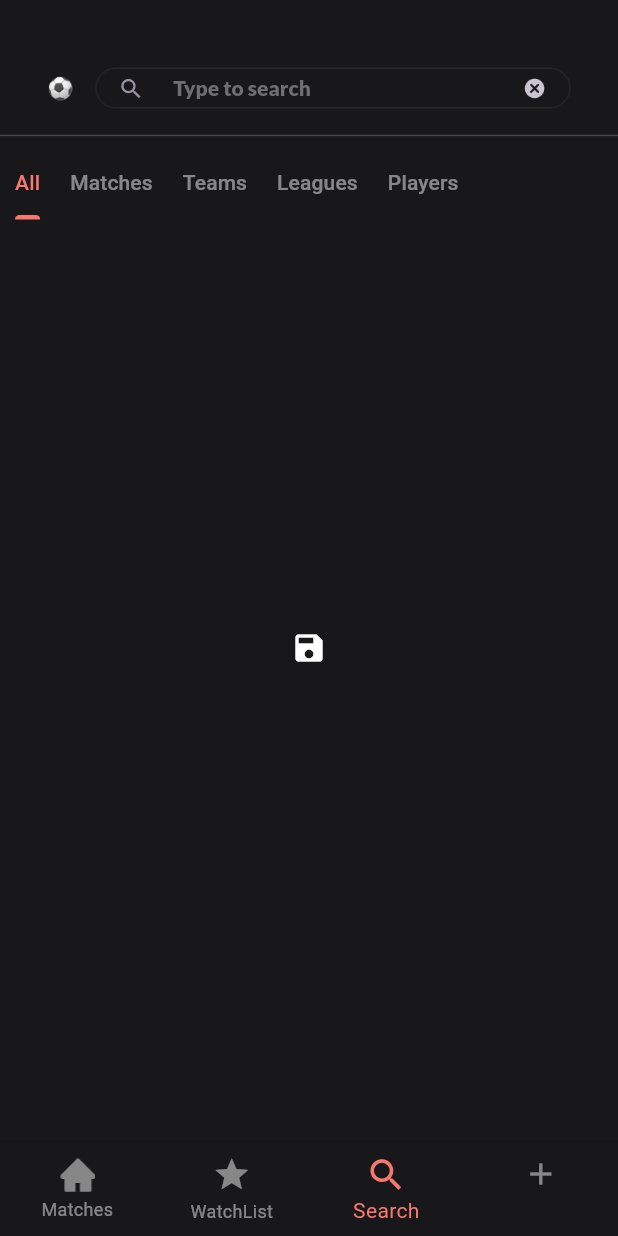
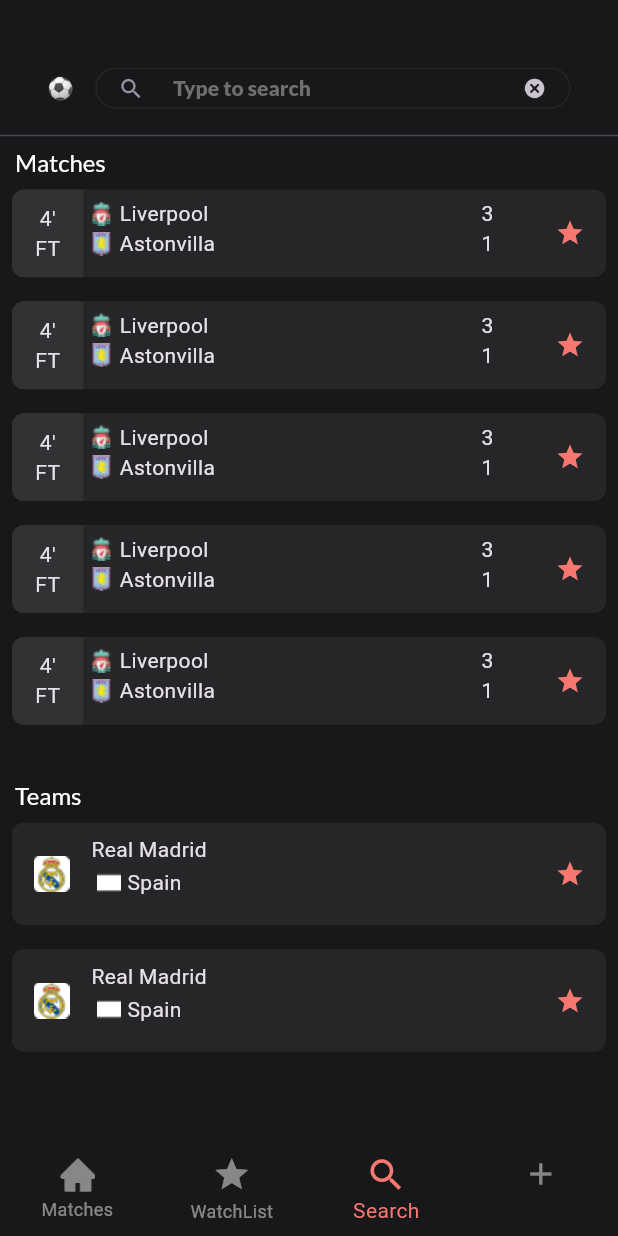
Before and after one commit to MoatazTabl/SwiftGoal, a Flutter app: the screen it shows after launch, item 3 of the bottom bar chosen, on a phone screen of 412 x 824 dp. Run offline on Flutter 3.47's test engine with Material 3 defaults, Android fonts, the light colour scheme and no system bars; our stand-ins replace flutter_screenutil, go_router, google_fonts.

Commit message:
search tab edited (search tabs removed)

```diff
--- a/lib/feature/match_details/presentation/view/tabs/lineups_tab.dart
+++ b/lib/feature/match_details/presentation/view/tabs/lineups_tab.dart
@@ -10,7 +10,7 @@
   Widget build(BuildContext context) {
     return SingleChildScrollView(
       physics: const NeverScrollableScrollPhysics(),
-      child: Container(
+      child: SizedBox(
         height: 671.h,
         child: Stack(
           children: [
--- a/lib/feature/search/presentation/view/search_tab.dart
+++ b/lib/feature/search/presentation/view/search_tab.dart
@@ -1,13 +1,9 @@
 import 'package:flutter/material.dart';
 import 'package:flutter_screenutil/flutter_screenutil.dart';
 import 'package:swift_goal/feature/search/presentation/view/widgets/custom_search_text_field.dart';
-import 'package:swift_goal/feature/search/presentation/view/widgets/search_tab_bar.dart';
-import 'package:swift_goal/feature/search/presentation/view/widgets/search_tabs/leagues_tap.dart';
-import 'package:swift_goal/feature/search/presentation/view/widgets/search_tabs/matches_tab.dart';
-import 'package:swift_goal/feature/search/presentation/view/widgets/search_tabs/teams_tap.dart';
-import 'package:swift_goal/feature/search/presentation/view/widgets/search_team_item.dart';
-
-import '../../../home/presentation/view/widgets/league_matches.dart';
+import 'package:swift_goal/feature/search/presentation/view/widgets/leagues_list_view.dart';
+import 'package:swift_goal/feature/search/presentation/view/widgets/matches_listview.dart';
+import 'package:swift_goal/feature/search/presentation/view/widgets/teams_list_view.dart';
 
 class SearchTab extends StatelessWidget {
   const SearchTab({Key? key}) : super(key: key);
@@ -16,9 +12,9 @@
   Widget build(BuildContext context) {
     return Padding(
       padding: const EdgeInsets.symmetric(vertical: 45),
-      child: DefaultTabController(
-        length: 5,
+      child: SingleChildScrollView(
         child: Column(
+          crossAxisAlignment: CrossAxisAlignment.start,
           children: [
             Row(
               mainAxisAlignment: MainAxisAlignment.center,
@@ -43,20 +39,23 @@
               height: 10,
             ),
             const Divider(),
-            const Row(
-              children: [
-                SearchTabBar(),
-              ],
+             Padding(
+              padding: const EdgeInsets.only(left: 10),
+              child: Text("Matches",style: Theme.of(context).textTheme.headlineLarge,),
             ),
-            Expanded(
-              child: TabBarView(children: [
-                const Icon(Icons.save),
-               const MatchesTap(),
-                TeamsTap(),
-                const LeaguesTap(),
-                const Icon(Icons.ac_unit_outlined),
-              ]),
+           const MatchesListView(),
+            SizedBox(height: 30.h,),
+             Padding(
+              padding: const EdgeInsets.only(left:10),
+              child: Text("Teams",style: Theme.of(context).textTheme.headlineLarge,),
             ),
+           const TeamsListView(),
+            SizedBox(height: 30.h,),
+             Padding(
+              padding: const EdgeInsets.only(left: 10),
+              child: Text("Leagues",style: Theme.of(context).textTheme.headlineLarge,),
+            ),
+            const LeaguesListView(),
           ],
         ),
       ),
--- a/lib/feature/search/presentation/view/widgets/league_item.dart
+++ b/lib/feature/search/presentation/view/widgets/league_item.dart
@@ -15,7 +15,7 @@
           color: AppThemes.oBlack, borderRadius: BorderRadius.circular(8)),
       child: Row(
         children: [
-          Container(
+          SizedBox(
               width: 50.w,
               child: Image.asset("assets/images/PremierLeague_logo_test.png")),
           const Padding(
--- /dev/null
+++ b/lib/feature/search/presentation/view/widgets/leagues_list_view.dart
@@ -0,0 +1,23 @@
+import 'package:flutter/material.dart';
+
+import 'league_item.dart';
+
+class LeaguesListView extends StatelessWidget {
+  const LeaguesListView({Key? key}) : super(key: key);
+
+  @override
+  Widget build(BuildContext context) {
+    return ListView.builder(
+      padding: EdgeInsets.zero,
+      itemBuilder: (context, index) {
+        return const Padding(
+          padding: EdgeInsets.all(8.0),
+          child: LeagueItem(),
+        );
+      },
+      itemCount: 8,
+      shrinkWrap: true,
+      physics: const NeverScrollableScrollPhysics(),
+    );
+  }
+}
--- /dev/null
+++ b/lib/feature/search/presentation/view/widgets/matches_listview.dart
@@ -0,0 +1,29 @@
+import 'package:flutter/material.dart';
+
+import '../../../../home/presentation/view/widgets/match_item.dart';
+
+class MatchesListView extends StatelessWidget {
+  const MatchesListView({Key? key}) : super(key: key);
+
+  @override
+  Widget build(BuildContext context) {
+    return  ListView.builder(
+      padding: EdgeInsets.zero,
+      itemBuilder: (context, index) {
+        return  const Padding(
+          padding: EdgeInsets.all(8.0),
+          child: MatchItem(
+              teamLogo1: "assets/images/liverpool_logo_test.png",
+              teamName1: "Liverpool",
+              teamResult1: "3",
+              teamLogo2: "assets/images/astonvilla_logo_test.png",
+              teamName2: "Astonvilla",
+              teamResult2: "1"),
+        );
+      },
+      itemCount: 5,
+      shrinkWrap: true,
+      physics: const NeverScrollableScrollPhysics(),
+    );
+  }
+}
--- a/lib/feature/search/presentation/view/widgets/search_tabs/leagues_tap.dart
+++ b/lib/feature/search/presentation/view/widgets/search_tabs/leagues_tap.dart
@@ -1,8 +1,5 @@
 import 'package:flutter/material.dart';
-
-import '../../../../../home/presentation/view/widgets/league_details_item.dart';
 import '../league_item.dart';
-import '../search_team_item.dart';
 
 class LeaguesTap extends StatelessWidget {
   const LeaguesTap({Key? key}) : super(key: key);
@@ -12,7 +9,10 @@
     return ListView.builder(itemBuilder: (context, index) {
       return const Padding(
         padding: EdgeInsets.only(bottom: 16),
-        child: LeagueItem(),
+        child: Padding(
+          padding: EdgeInsets.symmetric(horizontal: 8.0),
+          child: LeagueItem(),
+        ),
       );
     },itemCount: 6,);
   }
--- a/lib/feature/search/presentation/view/widgets/search_tabs/matches_tab.dart
+++ b/lib/feature/search/presentation/view/widgets/search_tabs/matches_tab.dart
@@ -9,7 +9,10 @@
   Widget build(BuildContext context) {
     return  ListView.builder(
       itemBuilder: (context, index) {
-        return const LeagueMatchesItem();
+        return const Padding(
+          padding: EdgeInsets.symmetric(horizontal: 8.0),
+          child: LeagueMatchesItem(),
+        );
       },
       itemCount: 3,
     );
--- a/lib/feature/search/presentation/view/widgets/search_tabs/teams_tap.dart
+++ b/lib/feature/search/presentation/view/widgets/search_tabs/teams_tap.dart
@@ -3,6 +3,8 @@
 import '../search_team_item.dart';
 
 class TeamsTap extends StatelessWidget {
+  const TeamsTap({super.key});
+
 
   @override
   Widget build(BuildContext context) {
--- a/lib/feature/search/presentation/view/widgets/search_team_item.dart
+++ b/lib/feature/search/presentation/view/widgets/search_team_item.dart
@@ -15,7 +15,7 @@
           color: AppThemes.oBlack, borderRadius: BorderRadius.circular(8)),
       child: Row(
         children: [
-          Container(
+          SizedBox(
               width: 50.w,
               child: Image.asset("assets/images/real_madrid_logo_test.png")),
           const Padding(
--- /dev/null
+++ b/lib/feature/search/presentation/view/widgets/teams_list_view.dart
@@ -0,0 +1,22 @@
+import 'package:flutter/material.dart';
+import 'package:swift_goal/feature/search/presentation/view/widgets/search_team_item.dart';
+
+class TeamsListView extends StatelessWidget {
+  const TeamsListView({Key? key}) : super(key: key);
+
+  @override
+  Widget build(BuildContext context) {
+    return  ListView.builder(
+      padding: EdgeInsets.zero,
+      itemBuilder: (context, index) {
+        return const Padding(
+          padding: EdgeInsets.all(8.0),
+          child: SearchTeamItem(),
+        );
+      },
+      itemCount: 8,
+      shrinkWrap: true,
+      physics: const NeverScrollableScrollPhysics(),
+    );
+  }
+}
```
